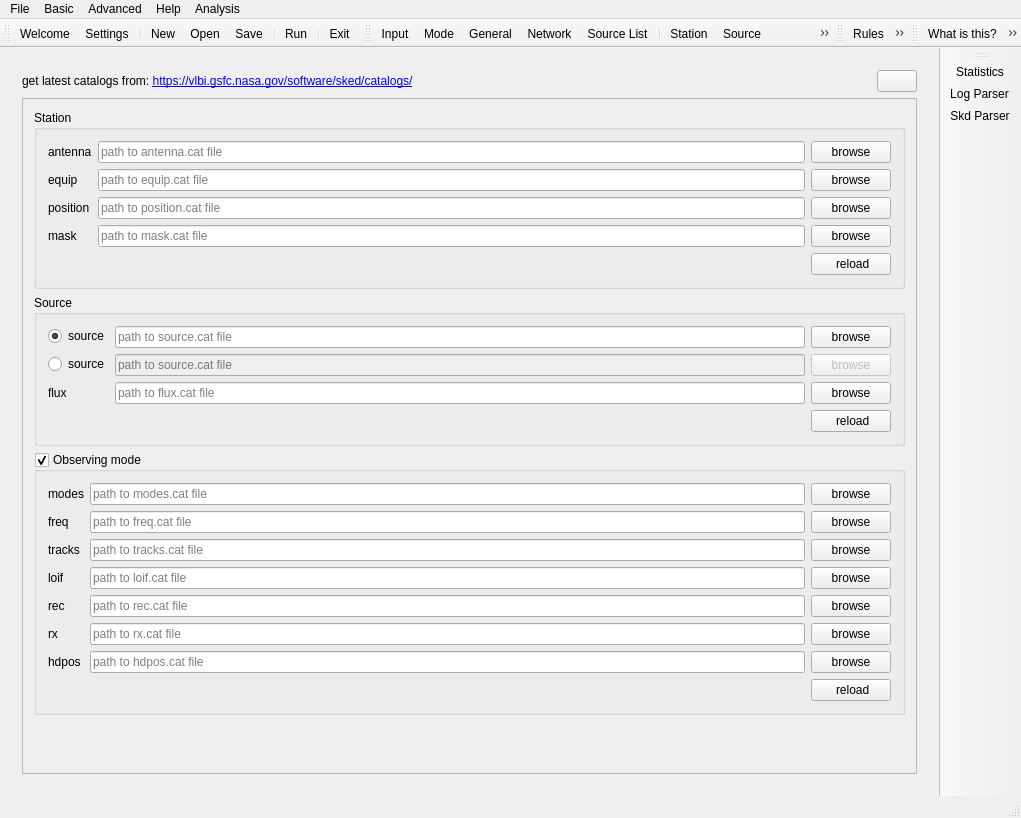
The window that mainwindow.ui (TUW-VieVS/VieSchedpp) describes before a commit, drawn with Qt 5.
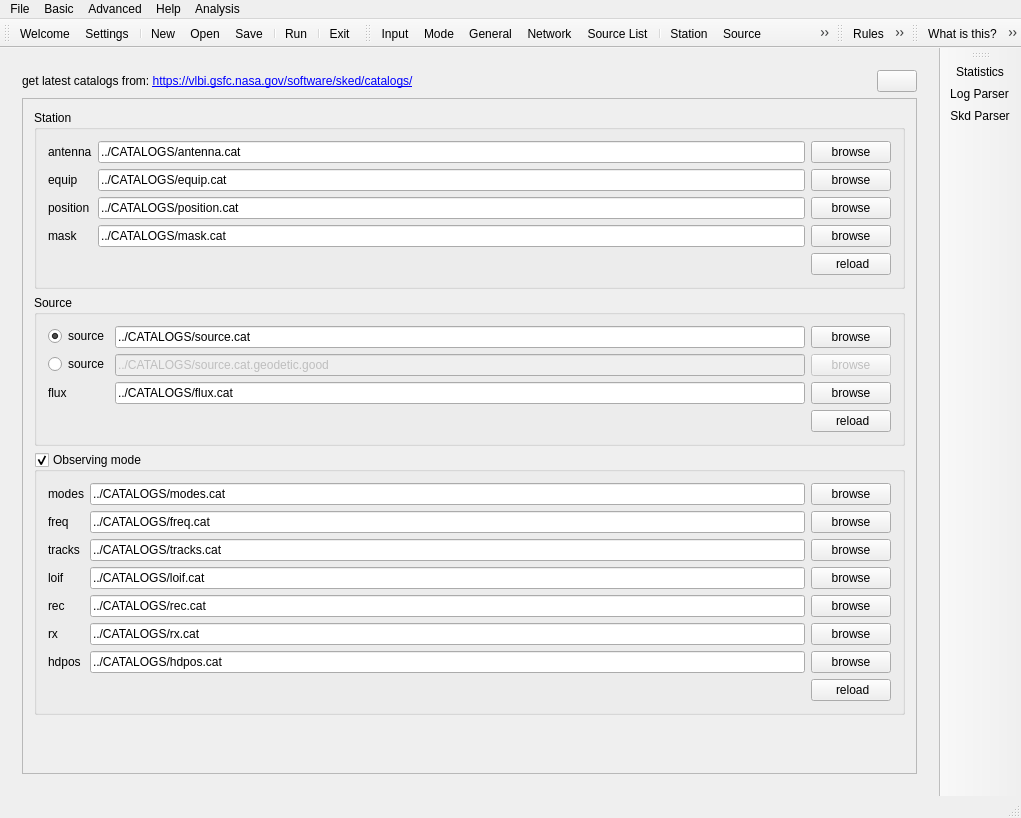
The same window after the commit. The open tabs and pages were chosen to show the change. Icons and pictures are not drawn.

The edit to the form file:
```diff
--- a/mainwindow.ui
+++ b/mainwindow.ui
@@ -923,7 +923,7 @@
             <rect>
              <x>0</x>
              <y>0</y>
-             <width>264</width>
+             <width>929</width>
              <height>717</height>
             </rect>
            </property>
@@ -957,7 +957,7 @@
                       <string>path to skd antenna catalog</string>
                      </property>
                      <property name="text">
-                      <string/>
+                      <string>../CATALOGS/antenna.cat</string>
                      </property>
                      <property name="placeholderText">
                       <string>path to antenna.cat file</string>
@@ -1001,7 +1001,7 @@
                       <string>path to skd equip catalog</string>
                      </property>
                      <property name="text">
-                      <string/>
+                      <string>../CATALOGS/equip.cat</string>
                      </property>
                      <property name="placeholderText">
                       <string>path to equip.cat file</string>
@@ -1045,7 +1045,7 @@
                       <string>path to skd position catalog</string>
                      </property>
                      <property name="text">
-                      <string/>
+                      <string>../CATALOGS/position.cat</string>
                      </property>
                      <property name="placeholderText">
                       <string>path to position.cat file</string>
@@ -1089,7 +1089,7 @@
                       <string>path to skd mask catalog</string>
                      </property>
                      <property name="text">
-                      <string/>
+                      <string>../CATALOGS/mask.cat</string>
                      </property>
                      <property name="placeholderText">
                       <string>path to mask.cat file</string>
@@ -1177,7 +1177,7 @@
                       <string>path to skd source catalog</string>
                      </property>
                      <property name="text">
-                      <string/>
+                      <string>../CATALOGS/source.cat</string>
                      </property>
                      <property name="placeholderText">
                       <string>path to source.cat file</string>
@@ -1217,6 +1217,9 @@
                      <property name="enabled">
                       <bool>false</bool>
                      </property>
+                     <property name="text">
+                      <string>../CATALOGS/source.cat.geodetic.good</string>
+                     </property>
                      <property name="placeholderText">
                       <string>path to source.cat file</string>
                      </property>
@@ -1256,7 +1259,7 @@
                       <string>path to skd flux catalog</string>
                      </property>
                      <property name="text">
-                      <string/>
+                      <string>../CATALOGS/flux.cat</string>
                      </property>
                      <property name="placeholderText">
                       <string>path to flux.cat file</string>
@@ -1351,7 +1354,7 @@
                       <string>path to skd modes catalog</string>
                      </property>
                      <property name="text">
-                      <string/>
+                      <string>../CATALOGS/modes.cat</string>
                      </property>
                      <property name="placeholderText">
                       <string>path to modes.cat file</string>
@@ -1395,7 +1398,7 @@
                       <string>path to skd freq catalog</string>
                      </property>
                      <property name="text">
-                      <string/>
+                      <string>../CATALOGS/freq.cat</string>
                      </property>
                      <property name="placeholderText">
                       <string>path to freq.cat file</string>
@@ -1439,7 +1442,7 @@
                       <string>path to skd tracks catalog</string>
                      </property>
                      <property name="text">
-                      <string/>
+                      <string>../CATALOGS/tracks.cat</string>
                      </property>
                      <property name="placeholderText">
                       <string>path to tracks.cat file</string>
@@ -1483,7 +1486,7 @@
                       <string>path to skd loif catalog</string>
                      </property>
                      <property name="text">
-                      <string/>
+                      <string>../CATALOGS/loif.cat</string>
                      </property>
                      <property name="placeholderText">
                       <string>path to loif.cat file</string>
@@ -1527,7 +1530,7 @@
                       <string>path to skd rec catalog</string>
                      </property>
                      <property name="text">
-                      <string/>
+                      <string>../CATALOGS/rec.cat</string>
                      </property>
                      <property name="placeholderText">
                       <string>path to rec.cat file</string>
@@ -1571,7 +1574,7 @@
                       <string>path to skd rx catalog</string>
                      </property>
                      <property name="text">
-                      <string/>
+                      <string>../CATALOGS/rx.cat</string>
                      </property>
                      <property name="placeholderText">
                       <string>path to rx.cat file</string>
@@ -1615,7 +1618,7 @@
                       <string>path to skd hdpos catalog</string>
                      </property>
                      <property name="text">
-                      <string/>
+                      <string>../CATALOGS/hdpos.cat</string>
                      </property>
                      <property name="placeholderText">
                       <string>path to hdpos.cat file</string>
```
Left out of the diff: 28 changed lines with no effect on the pictures.
